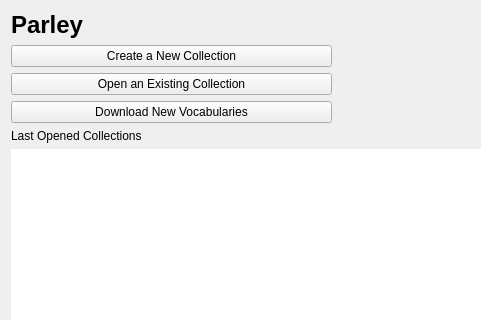
The window that src/welcomescreen/welcomescreen.ui (KDE/parley) describes before a commit, drawn with Qt 5; both pictures show x 0 to 481 and y 0 to 320 of the 670 by 526 pixel window.
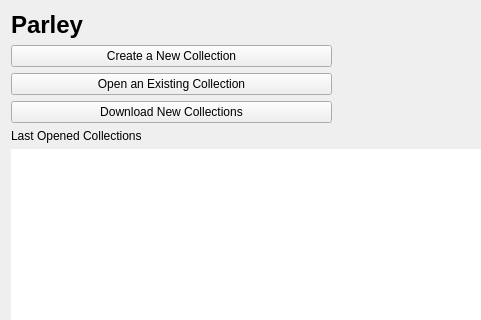
The same window after the commit. Custom widgets are drawn as their Qt base class.

Commit message: consistent naming

The edit to the form file:
```diff
--- a/src/welcomescreen/welcomescreen.ui
+++ b/src/welcomescreen/welcomescreen.ui
@@ -47,7 +47,7 @@
    <item row="4" column="0" >
     <widget class="KPushButton" name="ghnsButton" >
      <property name="text" >
-      <string>Download New Vocabularies</string>
+      <string>Download New Collections</string>
      </property>
     </widget>
    </item>
```
